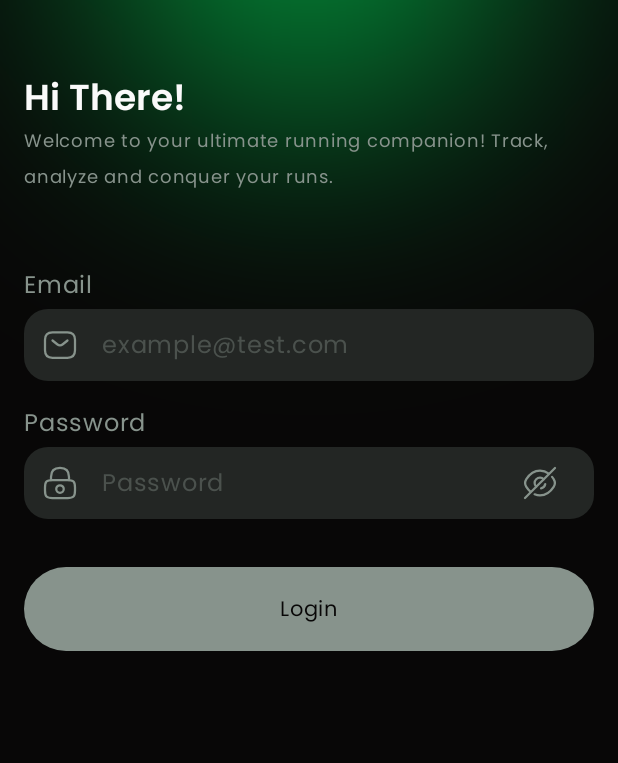
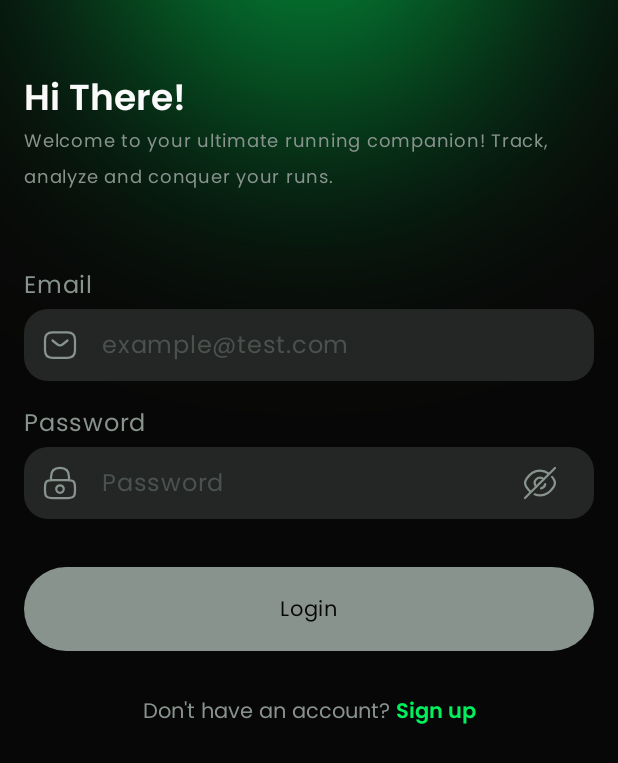
Before and after one commit to Elmahdaoui59/RunMaster, an Android app built with Jetpack Compose: the @Preview function LoginScreenPreview, on a phone screen of 412 x 824 dp. Shown: the top 763 px of the screen. Run offline under Robolectric (Android 15) with nearby library versions, the phone set to English and light mode, and no system bars.

Commit message:
6.9 logging in users & 6.10 splash screen and stay logged in

```diff
--- /dev/null
+++ b/app/src/main/java/com/running/runmaster/MainState.kt
@@ -0,0 +1,6 @@
+package com.running.runmaster
+
+data class MainState(
+    val isLoggedIn: Boolean = false,
+    val isCheckingAuth: Boolean = false
+)
--- a/app/src/main/java/com/running/runmaster/di/AppModule.kt
+++ b/app/src/main/java/com/running/runmaster/di/AppModule.kt
@@ -3,7 +3,9 @@ package com.running.runmaster.di
 import android.content.SharedPreferences
 import androidx.security.crypto.EncryptedSharedPreferences
 import androidx.security.crypto.MasterKey
+import com.running.runmaster.MainViewModel
 import org.koin.android.ext.koin.androidApplication
+import org.koin.androidx.viewmodel.dsl.viewModelOf
 import org.koin.dsl.module
 
 val appModule = module {
@@ -17,4 +19,5 @@ val appModule = module {
             EncryptedSharedPreferences.PrefValueEncryptionScheme.AES256_GCM
         )
     }
+    viewModelOf(::MainViewModel)
 }
--- /dev/null
+++ b/app/src/main/res/values/splash.xml
@@ -0,0 +1,8 @@
+<?xml version="1.0" encoding="utf-8"?>
+<resources>
+    <style name="Theme.App.Starting" parent="Theme.SplashScreen">
+        <item name="windowSplashScreenBackground">#222222</item>
+        <item name="windowSplashScreenAnimatedIcon">@drawable/logo_scaled_down</item>
+        <item name="postSplashScreenTheme">@style/Theme.RunMaster</item>
+    </style>
+</resources>
--- a/auth/domain/src/main/java/com/running/auth/domain/AuthRepository.kt
+++ b/auth/domain/src/main/java/com/running/auth/domain/AuthRepository.kt
@@ -4,5 +4,6 @@ import com.running.core.domain.util.DataError
 import com.running.core.domain.util.EmptyResult
 
 interface AuthRepository {
+    suspend fun login(email: String, password: String): EmptyResult<DataError.Network>
     suspend fun register(email: String, password: String): EmptyResult<DataError.Network>
 }
--- a/auth/presentation/src/main/java/com/running/auth/presentation/login/LoginScreen.kt
+++ b/auth/presentation/src/main/java/com/running/auth/presentation/login/LoginScreen.kt
@@ -4,12 +4,14 @@ import android.widget.Toast
 import androidx.compose.foundation.layout.Box
 import androidx.compose.foundation.layout.Column
 import androidx.compose.foundation.layout.IntrinsicSize
+import androidx.compose.foundation.layout.Row
 import androidx.compose.foundation.layout.Spacer
 import androidx.compose.foundation.layout.fillMaxHeight
 import androidx.compose.foundation.layout.fillMaxSize
 import androidx.compose.foundation.layout.fillMaxWidth
 import androidx.compose.foundation.layout.height
 import androidx.compose.foundation.layout.padding
+import androidx.compose.foundation.layout.width
 import androidx.compose.foundation.rememberScrollState
 import androidx.compose.foundation.text.ClickableText
 import androidx.compose.foundation.verticalScroll
@@ -24,6 +26,7 @@ import androidx.compose.ui.res.stringResource
 import androidx.compose.ui.text.SpanStyle
 import androidx.compose.ui.text.buildAnnotatedString
 import androidx.compose.ui.text.font.FontWeight
+import androidx.compose.ui.text.input.KeyboardType
 import androidx.compose.ui.text.withStyle
 import androidx.compose.ui.tooling.preview.Preview
 import androidx.compose.ui.unit.dp
@@ -95,7 +98,7 @@ fun LoginScreen(
 
     GradientBackground {
         Column(
-            modifier = Modifier
+            modifier = modifier
                 .verticalScroll(rememberScrollState())
                 .fillMaxSize()
                 .padding(horizontal = 16.dp)
@@ -117,6 +120,7 @@ fun LoginScreen(
                 state = state.email,
                 startIcon = EmailIcon,
                 endIcon = null,
+                keyboardType = KeyboardType.Email,
                 hint = stringResource(id = R.string.example_email),
                 title = stringResource(id = R.string.email),
                 modifier = Modifier.fillMaxWidth()
@@ -135,7 +139,7 @@ fun LoginScreen(
             RunMasterActionButton(
                 text = stringResource(id = R.string.login),
                 isLoading = state.isLoggingIn,
-                enabled = state.canLogin,
+                enabled = state.canLogin && !state.isLoggingIn,
                 onClick = {
                     onAction(LoginAction.OnLoginClick)
                 }
@@ -163,11 +167,11 @@ fun LoginScreen(
                     }
                 }
             }
-            Box(
+            Spacer(Modifier.height(30.dp ))
+            Row(
                 modifier = Modifier
                     .align(Alignment.CenterHorizontally)
-                    .weight(1f, true),
-                contentAlignment = Alignment.BottomCenter
+                    .fillMaxHeight()
             ) {
                 ClickableText(
                     text = annotatedString,
--- a/auth/presentation/src/main/res/values/strings.xml
+++ b/auth/presentation/src/main/res/values/strings.xml
@@ -23,4 +23,5 @@
     <string name="welcome_text">Welcome to your ultimate running companion! Track, analyze and conquer your runs.</string>
     <string name="dont_have_an_account">Don\'t have an account?</string>
     <string name="youre_logged_in">You\'re logged in.</string>
+    <string name="error_email_password_incorrect">Email or password is incorrect.</string>
 </resources>
```
Also changed, not shown: app/src/main/AndroidManifest.xml (+5 -5 lines), app/src/main/java/com/running/runmaster/MainActivity.kt (+18 -2 lines), app/src/main/java/com/running/runmaster/MainViewModel.kt (added, +28 -0 lines), app/src/main/java/com/running/runmaster/NavigationRoot.kt (+14 -1 lines), auth/data/src/main/java/com/running/auth/data/AuthRepositoryImpl.kt (+26 -1 lines), auth/data/src/main/java/com/running/auth/data/LoginRequest.kt (added, +9 -0 lines), auth/data/src/main/java/com/running/auth/data/LoginResponse.kt (added, +11 -0 lines), auth/presentation/src/main/java/com/running/auth/presentation/login/LoginViewModel.kt (+63 -2 lines).
